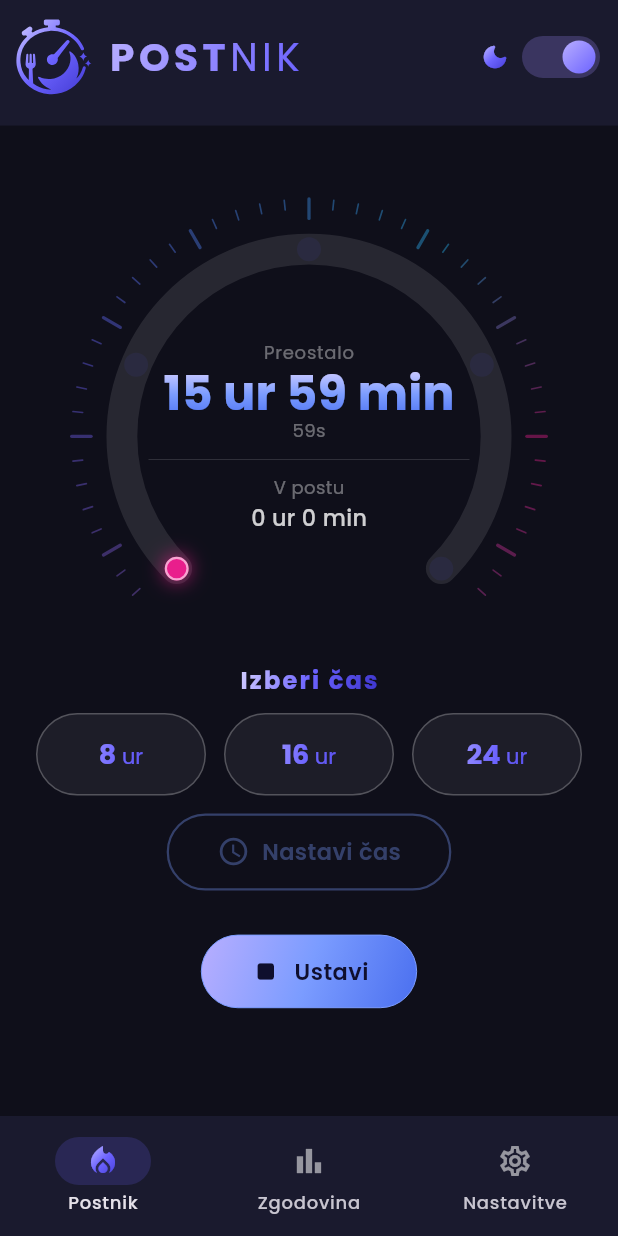
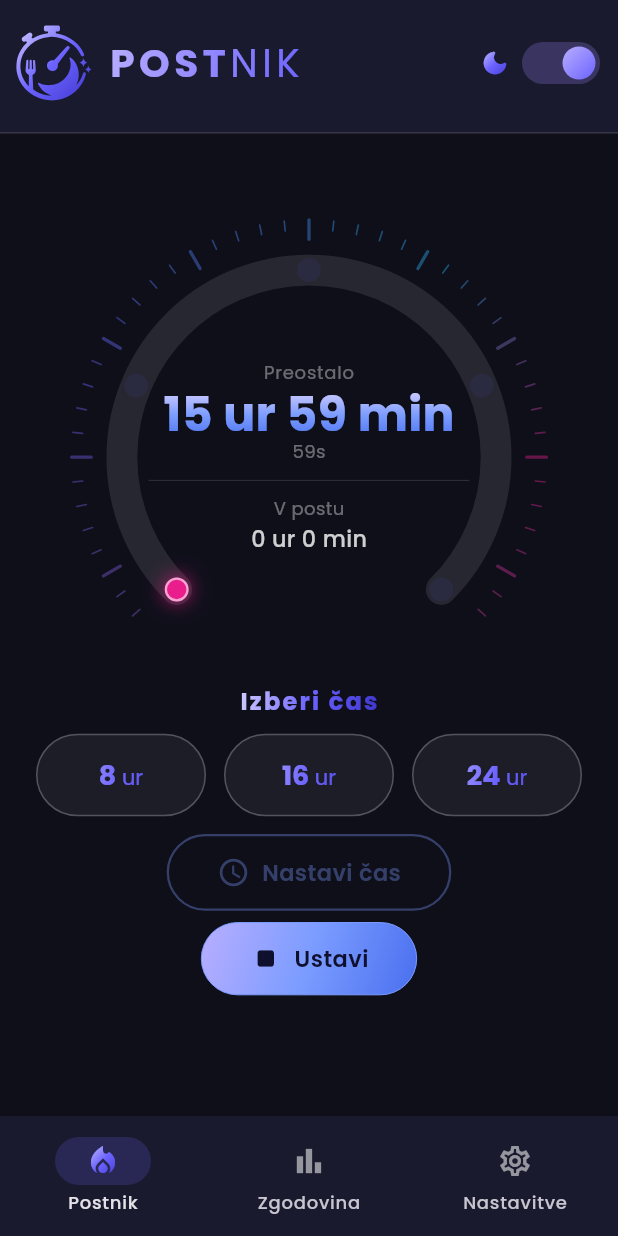
Before and after one commit to OG-Smoki/postnik, a Flutter app: the screen it shows after launch, after a tap on "Začni", on a phone screen of 412 x 824 dp. Run offline on Flutter 3.47's test engine with Material 3 defaults, Android fonts, the phone set to English and light mode, and no system bars; our stand-ins replace flutter_local_notifications, flutter_svg, pdf, printing, shared_preferences.

Commit message:
Update 25.02.2026

```diff
--- a/lib/main.dart
+++ b/lib/main.dart
@@ -6,8 +6,6 @@ import 'package:flutter/material.dart';
 import 'package:flutter_local_notifications/flutter_local_notifications.dart';
 import 'package:flutter_svg/flutter_svg.dart';
 import 'package:shared_preferences/shared_preferences.dart';
-import 'package:timezone/timezone.dart' as tz;
-import 'package:timezone/data/latest_all.dart' as tz_data;
 import 'help_screen.dart';
 
 // ─── Notifications ────────────────────────────────────────
@@ -16,7 +14,6 @@ final FlutterLocalNotificationsPlugin _notifications =
 
 Future<void> main() async {
   WidgetsFlutterBinding.ensureInitialized();
-  tz_data.initializeTimeZones();
   await _notifications.initialize(
     const InitializationSettings(
       android: AndroidInitializationSettings('@mipmap/ic_launcher'),
@@ -305,8 +302,12 @@ class _MainScreenState extends State<MainScreen> {
   int _historyRefreshKey = 0;
 
   void _onTabChanged(int tab) {
-    if (tab == 1) setState(() => _historyRefreshKey++);
     setState(() => _tab = tab);
+    if (tab == 1) {
+      WidgetsBinding.instance.addPostFrameCallback((_) {
+        if (mounted) setState(() => _historyRefreshKey++);
+      });
+    }
   }
 
   @override
@@ -360,8 +361,7 @@ class FastingScreen extends StatefulWidget {
   State<FastingScreen> createState() => _FastingScreenState();
 }
 
-class _FastingScreenState extends State<FastingScreen>
-    with WidgetsBindingObserver {
+class _FastingScreenState extends State<FastingScreen> {
   Duration _targetDuration = const Duration(hours: 16);
   Duration _elapsed = Duration.zero;
   Duration _pausedElapsed = Duration.zero;
@@ -369,13 +369,9 @@ class _FastingScreenState extends State<FastingScreen>
   Timer? _timer;
   bool _isRunning = false;
   bool _timeSelected = false;
+  bool _sessionSaved = false;
 
   static const _accent = Color(0xFF6C63FF);
-
-  // Ključi za persistenco med sejo
-  static const _kStartMs    = 'fast_run_start_ms';
-  static const _kPausedSecs = 'fast_run_paused_secs';
-  static const _kTargetSecs = 'fast_run_target_secs';
 
   bool _dark = true;
   Color get _onBg => _dark ? Colors.white : Colors.black87;
@@ -392,7 +388,6 @@ class _FastingScreenState extends State<FastingScreen>
   @override
   void initState() {
     super.initState();
-    WidgetsBinding.instance.addObserver(this);
     _notifications
         .resolvePlatformSpecificImplementation<
             AndroidFlutterLocalNotificationsPlugin>()
@@ -401,124 +396,31 @@ class _FastingScreenState extends State<FastingScreen>
         .resolvePlatformSpecificImplementation<
             IOSFlutterLocalNotificationsPlugin>()
         ?.requestPermissions(alert: true, badge: true, sound: true);
-    _restoreRunningState();
+  }
+
+  @override
+  void didChangeDependencies() {
+    super.didChangeDependencies();
+    _dark = Theme.of(context).brightness == Brightness.dark;
   }
 
   @override
   void dispose() {
-    WidgetsBinding.instance.removeObserver(this);
     _timer?.cancel();
     super.dispose();
   }
 
-  // ── App lifecycle: sinhronizacija ob vrnitvi v ospredje ──
-  @override
-  void didChangeAppLifecycleState(AppLifecycleState state) {
-    if (state == AppLifecycleState.resumed &&
-        _isRunning &&
-        _startTime != null) {
-      _timer?.cancel();
-      final elapsed =
-          _pausedElapsed + DateTime.now().difference(_startTime!);
-      if (elapsed >= _targetDuration) {
-        _clearRunningState();
-        HistoryService.add(FastRecord(
-          startTime: _startTime!,
-          elapsed: elapsed,
-          target: _targetDuration,
-          completed: true,
-        ));
-        setState(() {
-          _elapsed = elapsed;
-          _isRunning = false;
-        });
-        WidgetsBinding.instance
-            .addPostFrameCallback((_) => _showDoneDialog());
-      } else {
-        setState(() => _elapsed = elapsed);
-        _startTimer();
-      }
-    }
-  }
-
-  // ── Persistenca stanja ────────────────────────────────────
-  Future<void> _saveRunningState() async {
-    final prefs = await SharedPreferences.getInstance();
-    await prefs.setInt(_kStartMs, _startTime!.millisecondsSinceEpoch);
-    await prefs.setInt(_kPausedSecs, _pausedElapsed.inSeconds);
-    await prefs.setInt(_kTargetSecs, _targetDuration.inSeconds);
-  }
-
-  Future<void> _clearRunningState() async {
-    final prefs = await SharedPreferences.getInstance();
-    await prefs.remove(_kStartMs);
-    await prefs.remove(_kPausedSecs);
-    await prefs.remove(_kTargetSecs);
-  }
-
-  Future<void> _restoreRunningState() async {
-    final prefs = await SharedPreferences.getInstance();
-    final startMs = prefs.getInt(_kStartMs);
-    if (startMs == null) return;
-    final pausedSecs = prefs.getInt(_kPausedSecs) ?? 0;
-    final targetSecs = prefs.getInt(_kTargetSecs);
-    if (targetSecs == null) return;
-
-    final startTime = DateTime.fromMillisecondsSinceEpoch(startMs);
-    final pausedElapsed = Duration(seconds: pausedSecs);
-    final targetDuration = Duration(seconds: targetSecs);
-    final elapsed = pausedElapsed + DateTime.now().difference(startTime);
-
-    if (elapsed >= targetDuration) {
-      // Post je bil zaključen medtem ko je bila app v ozadju
-      await _clearRunningState();
-      await HistoryService.add(FastRecord(
-        startTime: startTime,
-        elapsed: elapsed,
-        target: targetDuration,
-        completed: true,
-      ));
-      if (!mounted) return;
-      setState(() {
-        _startTime = startTime;
-        _pausedElapsed = pausedElapsed;
-        _targetDuration = targetDuration;
-        _elapsed = elapsed;
-        _isRunning = false;
-        _timeSelected = true;
-      });
-      WidgetsBinding.instance
-          .addPostFrameCallback((_) => _showDoneDialog());
-    } else {
-      if (!mounted) return;
-      setState(() {
-        _startTime = startTime;
-        _pausedElapsed = pausedElapsed;
-        _targetDuration = targetDuration;
-        _elapsed = elapsed;
-        _isRunning = true;
-        _timeSelected = true;
-      });
-      _startTimer();
-    }
-  }
-
-  // ── Zaplanira sistemsko obvestilo ob zaključku posta ─────
-  Future<void> _scheduleCompletionNotification() async {
+  Future<void> _sendNotification() async {
     final prefs = await SharedPreferences.getInstance();
     if (!(prefs.getBool('notifications_enabled') ?? true)) return;
     final soundEnabled = prefs.getBool('sound_enabled') ?? true;
-    final completionTime =
-        _startTime!.add(_targetDuration - _pausedElapsed);
-    if (completionTime.isBefore(DateTime.now())) return;
-
     final details = NotificationDetails(
       android: AndroidNotificationDetails(
         soundEnabled ? 'postnik_done_sound' : 'postnik_done_silent',
         soundEnabled ? 'Konec posta (zvok)' : 'Konec posta (tiho)',
         channelDescription: 'Obvestilo ob zaključku posta',
-        importance: soundEnabled ? Importance.max : Importance.low,
-        priority: soundEnabled ? Priority.max : Priority.low,
+        importance: soundEnabled ? Importance.high : Importance.low,
+        priority: soundEnabled ? Priority.high : Priority.low,
         playSound: soundEnabled,
         enableVibration: soundEnabled,
         silent: !soundEnabled,
@@ -529,21 +431,8 @@ class _FastingScreenState extends State<FastingScreen>
         presentSound: soundEnabled,
       ),
     );
-    await _notifications.zonedSchedule(
-      1,
-      'Post je zaključen.',
-      'Čas je za zavesten obrok.',
-      tz.TZDateTime.fromMillisecondsSinceEpoch(
-          tz.UTC, completionTime.millisecondsSinceEpoch),
-      details,
-      androidScheduleMode: AndroidScheduleMode.exactAllowWhileIdle,
-      uiLocalNotificationDateInterpretation:
-          UILocalNotificationDateInterpretation.absoluteTime,
-    );
-  }
-
-  Future<void> _cancelScheduledNotification() async {
-    await _notifications.cancel(1);
+    await _notifications.show(
+        1, 'Post je zaključen.', 'Čas je za zavesten obrok.', details);
   }
 
   void _showDoneDialog() {
@@ -572,56 +461,40 @@ class _FastingScreenState extends State<FastingScreen>
     );
   }
 
-  // UI timer — teče samo ko je app v ospredju
-  void _startTimer() {
-    _timer = Timer.periodic(const Duration(seconds: 1), (_) {
+  Future<void> _startStop() async {
+    if (_isRunning) {
+      _timer?.cancel();
+      setState(() {
+        _pausedElapsed = _elapsed;
+        _isRunning = false;
+      });
+      if (_elapsed > Duration.zero && !_sessionSaved) {
+        await HistoryService.add(_buildRecord(completed: false));
+        _sessionSaved = true;
+      }
+    } else {
+      _startTime = DateTime.now();
+      _timer = Timer.periodic(const Duration(seconds: 1), (_) async {
         setState(() =>
             _elapsed = _pausedElapsed + DateTime.now().difference(_startTime!));
         if (_elapsed >= _targetDuration) {
           _timer?.cancel();
-        _clearRunningState();
           setState(() => _isRunning = false);
-        HistoryService.add(FastRecord(
-          startTime: _startTime!,
-          elapsed: _elapsed,
-          target: _targetDuration,
-          completed: true,
-        ));
+          await HistoryService.add(_buildRecord(completed: true));
+          _sessionSaved = true;
+          await _sendNotification();
           WidgetsBinding.instance
               .addPostFrameCallback((_) => _showDoneDialog());
         }
       });
-  }
-
-  void _startStop() {
-    if (_isRunning) {
-      _timer?.cancel();
-      _cancelScheduledNotification();
-      _clearRunningState();
-      setState(() {
-        _pausedElapsed = _elapsed;
-        _isRunning = false;
-      });
-    } else {
-      _startTime = DateTime.now();
       setState(() => _isRunning = true);
-      _saveRunningState();
-      _scheduleCompletionNotification();
-      _startTimer();
     }
   }
 
   // Shrani in ponastavi (gumb Ponastavi)
-  void _saveAndReset() {
-    _cancelScheduledNotification();
-    _clearRunningState();
-    if (_elapsed > Duration.zero) {
-      HistoryService.add(FastRecord(
-        startTime: _startTime ?? DateTime.now().subtract(_elapsed),
-        elapsed: _elapsed,
-        target: _targetDuration,
-        completed: false,
-      ));
+  Future<void> _saveAndReset() async {
+    if (_elapsed > Duration.zero && !_sessionSaved) {
+      await HistoryService.add(_buildRecord(completed: false));
     }
     _timer?.cancel();
     setState(() {
@@ -630,29 +503,38 @@ class _FastingScreenState extends State<FastingScreen>
       _isRunning = false;
       _startTime = null;
       _timeSelected = false;
+      _sessionSaved = false;
     });
   }
 
   // Tiho ponastavi (menjava preset/picker)
   void _resetSilently({Duration? newTarget, bool select = false}) {
-    _cancelScheduledNotification();
-    _clearRunningState();
     _timer?.cancel();
     setState(() {
       _elapsed = Duration.zero;
       _pausedElapsed = Duration.zero;
       _isRunning = false;
       _startTime = null;
+      _sessionSaved = false;
       if (newTarget != null) _targetDuration = newTarget;
       if (select) _timeSelected = true;
     });
   }
 
+  FastRecord _buildRecord({required bool completed}) {
+    return FastRecord(
+      startTime: _startTime ?? DateTime.now().subtract(_elapsed),
+      elapsed: _elapsed,
+      target: _targetDuration,
+      completed: completed,
+    );
+  }
+
   double get _progress => _targetDuration.inSeconds == 0
       ? 0
       : (_elapsed.inSeconds / _targetDuration.inSeconds).clamp(0.0, 1.0);
 
-  bool get _isDone => _elapsed >= _targetDuration && _elapsed > Duration.zero;
+  bool get _isDone => _elapsed >= _targetDuration;
 
   String _fmt(Duration d) {
     if (d.isNegative) d = Duration.zero;
@@ -664,29 +546,26 @@ class _FastingScreenState extends State<FastingScreen>
 
   @override
   Widget build(BuildContext context) {
-    _dark = Theme.of(context).brightness == Brightness.dark;
     final remaining = _targetDuration - _elapsed;
     return Scaffold(
       backgroundColor: _dark ? const Color(0xFF0F0F1A) : const Color(0xFFF0EEFF),
       body: Column(
         children: [
           // Header – seže do samega vrha ekrana
-          Builder(builder: (context) {
-            final screenH = MediaQuery.of(context).size.height;
-            final iconSz    = (screenH * 0.063).clamp(36.0, 52.0);
-            final fontSize  = (screenH * 0.032).clamp(18.0, 26.0);
-            final padBottom = (screenH * 0.024).clamp(12.0, 20.0);
-            final toggleW   = (screenH * 0.065).clamp(42.0, 52.0);
-            final toggleH   = (screenH * 0.035).clamp(22.0, 28.0);
-            final knobSz    = toggleH - 6;
-            return Container(
+          Container(
             width: double.infinity,
             padding: EdgeInsets.only(
-                top: MediaQuery.of(context).padding.top + 12,
-                bottom: padBottom,
+              top: MediaQuery.of(context).padding.top + 16,
+              bottom: 20,
             ),
             decoration: BoxDecoration(
               color: _dark ? const Color(0xFF1A1A2E) : const Color(0xFFE8E0FF),
+              border: Border(
+                bottom: BorderSide(
+                  color: _dark ? Colors.white12 : Colors.black12,
+                  width: 1,
+                ),
+              ),
             ),
             child: Row(
               children: [
@@ -700,8 +579,8 @@ class _FastingScreenState extends State<FastingScreen>
                   ).createShader(bounds),
                   child: SvgPicture.asset(
                     'assets/images/icon_org-01.svg',
-                      width: iconSz,
-                      height: iconSz,
+                    width: 52,
+                    height: 52,
                     colorFilter: const ColorFilter.mode(
                       Colors.white,
                       BlendMode.srcIn,
@@ -716,13 +595,13 @@ class _FastingScreenState extends State<FastingScreen>
                     end: Alignment.bottomRight,
                   ).createShader(bounds),
                   child: RichText(
-                      text: TextSpan(
+                    text: const TextSpan(
                       children: [
                         TextSpan(
                           text: 'POST',
                           style: TextStyle(
                             color: Colors.white,
-                              fontSize: fontSize,
+                            fontSize: 26,
                             fontWeight: FontWeight.w800,
                             letterSpacing: 3,
                             fontFamily: 'Poppins',
@@ -732,7 +611,7 @@ class _FastingScreenState extends State<FastingScreen>
                           text: 'NIK',
                           style: TextStyle(
                             color: Colors.white,
-                              fontSize: fontSize,
+                            fontSize: 26,
                             fontWeight: FontWeight.w300,
                             letterSpacing: 3,
                             fontFamily: 'Poppins',
@@ -759,8 +638,8 @@ class _FastingScreenState extends State<FastingScreen>
                   child: AnimatedContainer(
                     duration: const Duration(milliseconds: 300),
                     curve: Curves.easeInOut,
-                      width: toggleW,
-                      height: toggleH,
+                    width: 52,
+                    height: 28,
                     decoration: BoxDecoration(
                       borderRadius: BorderRadius.circular(50),
                       color: _dark
@@ -776,8 +655,8 @@ class _FastingScreenState extends State<FastingScreen>
                       child: Padding(
                         padding: const EdgeInsets.all(3),
                         child: Container(
-                            width: knobSz,
-                            height: knobSz,
+                          width: 22,
+                          height: 22,
                           decoration: const BoxDecoration(
                             shape: BoxShape.circle,
                             gradient: LinearGradient(
@@ -794,8 +673,7 @@ class _FastingScreenState extends State<FastingScreen>
                 const SizedBox(width: 12),
               ],
             ),
-            );
-          }),
+          ),
           // Vsebina pod headerjem
           Expanded(
             child: SafeArea(
@@ -807,9 +685,9 @@ class _FastingScreenState extends State<FastingScreen>
                   final timerSize = math.min(availH * 0.43, availW * 0.84).clamp(120.0, 270.0);
                   final sp1 = (availH * 0.025).clamp(4.0, 28.0);
                   final sp2 = (availH * 0.018).clamp(3.0, 22.0);
+                  final sp3 = (availH * 0.012).clamp(2.0, 14.0);
                   final btnPadV = (availH * 0.020).clamp(8.0, 15.0);
                   final presetPadV = (availH * 0.026).clamp(7.0, 13.0);
-                  final sp3 = (availH * 0.045).clamp(16.0, 40.0);
                   return SingleChildScrollView(
                     physics: const ClampingScrollPhysics(),
                     child: ConstrainedBox(
@@ -1237,6 +1115,7 @@ class _FastingScreenState extends State<FastingScreen>
     IconData? icon,
     bool outline = false,
     double vertPad = 15,
+    bool iconOnly = false,
   }) {
     const btnColor = Color(0xFF7B9CFF);
     const textDark = Color(0xFF0F0F2E);
@@ -1251,7 +1130,9 @@ class _FastingScreenState extends State<FastingScreen>
       child: Opacity(
         opacity: disabled ? 0.35 : 1.0,
         child: Container(
-          padding: EdgeInsets.symmetric(horizontal: 32, vertical: vertPad),
+          padding: iconOnly
+              ? EdgeInsets.all(vertPad)
+              : EdgeInsets.symmetric(horizontal: 32, vertical: vertPad),
           decoration: BoxDecoration(
             gradient: outline ? null : gradient,
             color: outline ? Colors.transparent : null,
@@ -1262,7 +1143,9 @@ class _FastingScreenState extends State<FastingScreen>
             borderRadius: BorderRadius.circular(50),
             boxShadow: null,
           ),
-          child: Row(
+          child: iconOnly
+              ? Icon(icon, size: 22, color: outline ? btnColor : textDark)
+              : Row(
                   mainAxisSize: MainAxisSize.min,
                   children: [
                     if (icon != null) ...[
@@ -1296,13 +1179,14 @@ class _FastingScreenState extends State<FastingScreen>
     return Row(
       mainAxisAlignment: MainAxisAlignment.center,
       children: [
-        if (_elapsed > Duration.zero && !_isRunning && !_isDone) ...[
+        if (_elapsed > Duration.zero && !_isRunning) ...[
           _glossyButton(
               label: 'Ponastavi',
               icon: Icons.refresh_rounded,
               onTap: _saveAndReset,
               outline: true,
-              vertPad: btnPadV),
+              vertPad: btnPadV,
+              iconOnly: true),
           const SizedBox(width: 12),
         ],
         _glossyButton(
@@ -1459,7 +1343,7 @@ class _HistoryScreenState extends State<HistoryScreen> {
                     itemBuilder: (_, i) {
                       final r = _records[i];
                       final pct = (r.elapsed.inSeconds /
-                              r.target.inSeconds.clamp(1, double.maxFinite))
+                              math.max(1, r.target.inSeconds))
                           .clamp(0.0, 1.0);
                       return Container(
                         margin: const EdgeInsets.only(bottom: 12),
```
Also changed, not shown: lib/help_screen.dart (+10 -2 lines), pubspec.lock, 2 other files. Lines whose indentation alone changed are shown as unchanged.
